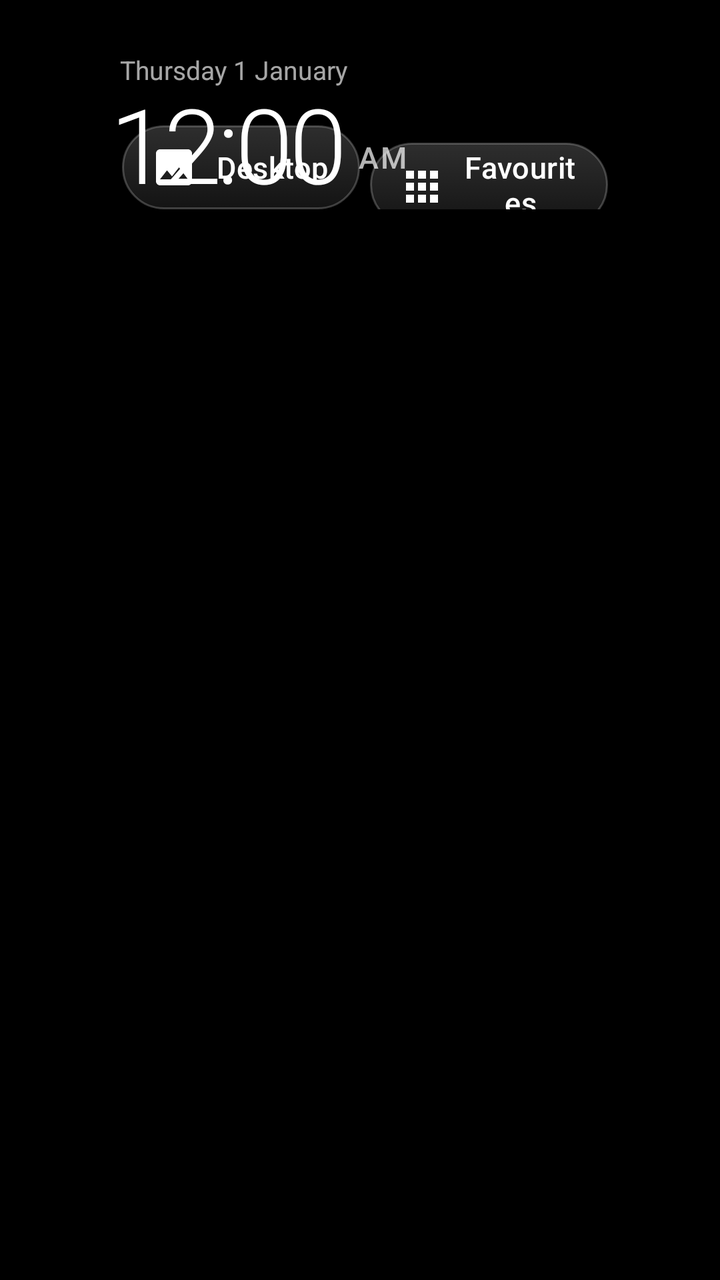
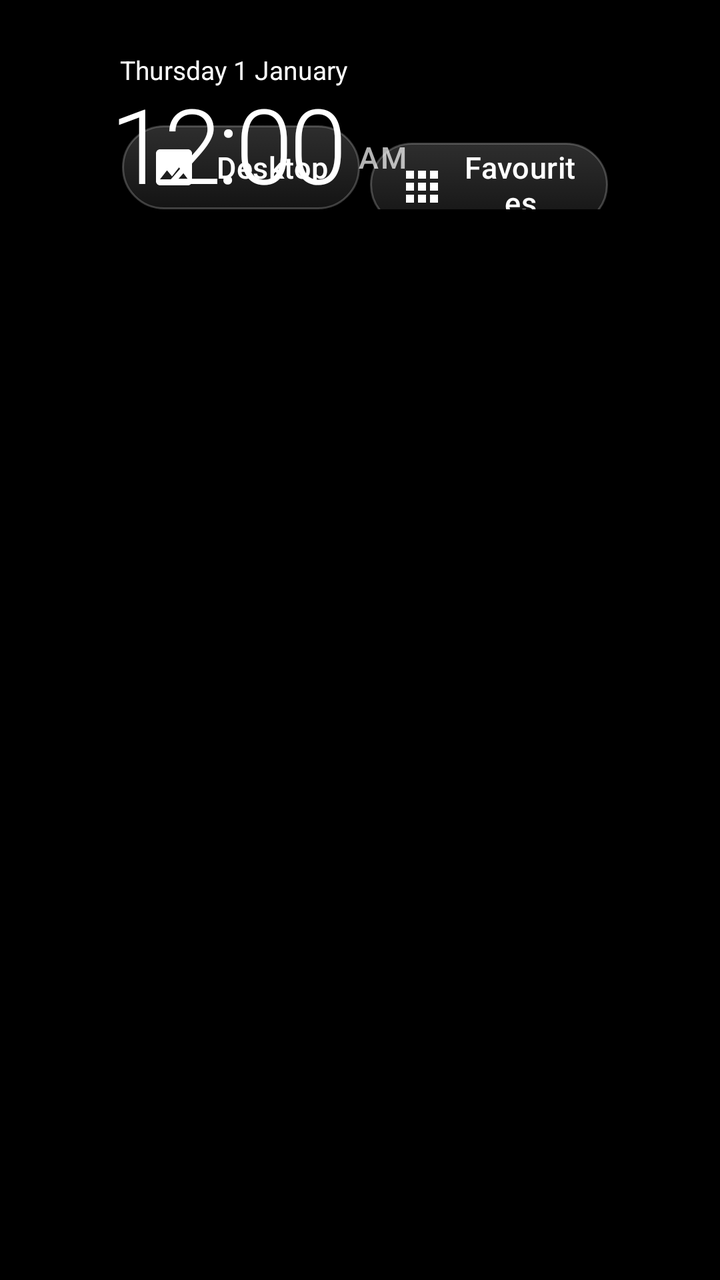

Two renders of the same Android screen: before a commit and after it. Below are the layout's source before the change and the commit's diff.
<!-- AndroidManifest.xml: application theme Theme.TvHome -->
<!-- res/layout/activity_main.xml -->
<?xml version="1.0" encoding="utf-8"?>
<FrameLayout xmlns:android="http://schemas.android.com/apk/res/android"
    android:id="@+id/root"
    android:layout_width="match_parent"
    android:layout_height="match_parent"
    android:background="#FF000000">

    
    <View
        android:id="@+id/ambient"
        android:layout_width="match_parent"
        android:layout_height="match_parent"
        android:alpha="0" />

    
    <TextView
        android:id="@+id/heroName"
        android:layout_width="wrap_content"
        android:layout_height="wrap_content"
        android:layout_marginStart="68dp"
        android:alpha="0"
        android:textColor="#FFFFFFFF"
        android:textSize="48sp"
        android:fontVariationSettings="'wght' 300"
        android:letterSpacing="-0.02"
        android:includeFontPadding="false"
        android:singleLine="true" />

    <LinearLayout
        android:layout_width="match_parent"
        android:layout_height="match_parent"
        android:orientation="vertical"
        android:paddingStart="56dp"
        android:paddingEnd="56dp"
        android:paddingTop="26dp">

        <RelativeLayout
            android:layout_width="match_parent"
            android:layout_height="wrap_content">


                
                <LinearLayout
                    android:id="@+id/dateRow"
                    android:layout_width="wrap_content"
                    android:layout_height="wrap_content"
                    android:layout_alignParentStart="true"
                    android:layout_marginStart="4dp"
                    android:orientation="horizontal"
                    android:gravity="center_vertical"
                    android:baselineAligned="true">

                    <TextClock
                        android:id="@+id/date"
                        android:layout_width="wrap_content"
                        android:layout_height="wrap_content"
                        android:format12Hour="@string/date_format"
                        android:format24Hour="@string/date_format"
                        android:textColor="#A6FFFFFF"
                        android:textSize="13sp"
                        android:fontVariationSettings="'wght' 400" />

                    <TextView
                        android:id="@+id/lunar"
                        android:layout_width="wrap_content"
                        android:layout_height="wrap_content"
                        android:layout_marginStart="10dp"
                        android:textColor="#8CFFFFFF"
                        android:textSize="12sp"
                        android:fontVariationSettings="'wght' 400"
                        android:visibility="gone" />
                </LinearLayout>

                <LinearLayout
                    android:id="@+id/clockRow"
                    android:layout_width="wrap_content"
                    android:layout_height="wrap_content"
                    android:layout_alignParentStart="true"
                    android:layout_below="@id/dateRow"
                    android:orientation="horizontal"
                    android:baselineAligned="true">

                    <TextClock
                        android:id="@+id/clock"
                        android:layout_width="wrap_content"
                        android:layout_height="wrap_content"
                        android:format12Hour="h:mm"
                        android:format24Hour="HH:mm"
                        android:textColor="#FFFFFFFF"
                        android:textSize="52sp"
                        android:fontVariationSettings="'wght' 300"
                        android:letterSpacing="-0.04"
                        android:includeFontPadding="false" />

                    <TextClock
                        android:id="@+id/ampm"
                        android:layout_width="wrap_content"
                        android:layout_height="wrap_content"
                        android:layout_marginStart="6dp"
                        android:layout_gravity="bottom"
                        android:layout_marginBottom="8dp"
                        android:format12Hour="a"
                        android:format24Hour=""
                        android:textColor="#B3FFFFFF"
                        android:textSize="15sp"
                        android:fontVariationSettings="'wght' 500"
                        android:letterSpacing="0.08"
                        android:textAllCaps="true" />

                    <View
                        android:id="@+id/clockDivider"
                        android:layout_width="0dp"
                        android:layout_height="0dp"
                        android:visibility="gone" />
                </LinearLayout>

        
    <LinearLayout
        android:id="@+id/weatherLine"
        android:layout_width="wrap_content"
        android:layout_height="wrap_content"
        android:layout_alignParentStart="true"
        android:layout_below="@id/clockRow"
        android:layout_marginTop="9dp"
        android:orientation="horizontal"
        android:gravity="center_vertical"
        android:background="@drawable/input_row_bg"
        android:paddingStart="9dp"
        android:paddingEnd="12dp"
        android:paddingTop="4dp"
        android:paddingBottom="4dp"
        android:focusable="true"
        android:focusableInTouchMode="true"
        android:nextFocusRight="@+id/btnWallpaper"
        android:visibility="gone">

        <ImageView
            android:id="@+id/weatherIcon"
            android:layout_width="19dp"
            android:layout_height="19dp"
            android:layout_marginEnd="7dp"
            android:duplicateParentState="true"
            android:tint="@drawable/pill_text"
            android:contentDescription="@null" />

        <TextView
            android:id="@+id/weatherText"
            android:layout_width="wrap_content"
            android:layout_height="wrap_content"
            android:duplicateParentState="true"
            android:textColor="@drawable/pill_text"
            android:textSize="14sp"
            android:fontVariationSettings="'wght' 400"
            android:letterSpacing="0.04" />
    </LinearLayout>
           >

            <LinearLayout
                android:id="@+id/topButtons"
                android:layout_width="wrap_content"
                android:layout_height="wrap_content"
                android:layout_alignParentEnd="true"
                android:layout_alignBottom="@id/clockRow"
                android:orientation="horizontal">

                <TextView
                    android:id="@+id/btnWallpaper"
                    style="@style/TopButton"
                    android:text="@string/desktop"
                    android:drawableStart="@drawable/ic_wallpaper"
                    android:nextFocusLeft="@+id/weatherLine"
                    android:nextFocusDown="@+id/grid" 
                    android:nextFocusRight="@+id/btnDock"/>

                <TextView
                    android:id="@+id/btnDock"
                    style="@style/TopButton"
                    android:text="@string/favourites"
                    android:drawableStart="@drawable/ic_dock"
                    android:nextFocusDown="@+id/grid" 
                    android:nextFocusRight="@+id/btnInputs"/>

                <TextView
                    android:id="@+id/btnInputs"
                    style="@style/TopButton"
                    android:text="@string/inputs"
                    android:drawableStart="@drawable/ic_input"
                    android:nextFocusDown="@+id/grid" 
                    android:nextFocusRight="@+id/btnWifi"/>

                <TextView
                    android:id="@+id/btnWifi"
                    style="@style/TopButton"
                    android:text="@string/wifi"
                    android:drawableStart="@drawable/ic_wifi"
                    android:nextFocusDown="@+id/grid" 
                    android:nextFocusRight="@+id/btnSettings"/>

                <TextView
                    android:id="@+id/btnSettings"
                    style="@style/TopButton"
                    android:text="@string/settings"
                    android:drawableStart="@drawable/ic_settings"
                    android:nextFocusDown="@+id/grid" 
                    android:nextFocusRight="@+id/btnLibrary"/>

                
                <ImageView
                    android:id="@+id/btnLibrary"
                    style="@style/TopButtonIcon"
                    android:contentDescription="@string/app_library"
                    android:src="@drawable/ic_apps"
                    android:tint="@drawable/pill_text"
                    android:nextFocusDown="@+id/grid"
                    android:nextFocusLeft="@+id/btnSettings" />
            </LinearLayout>


        </RelativeLayout>

        
        <FrameLayout
            android:layout_width="match_parent"
            android:layout_height="0dp"
            android:layout_weight="1"
            android:layout_marginTop="10dp">

            <androidx.recyclerview.widget.RecyclerView
                android:id="@+id/grid"
                android:layout_width="match_parent"
                android:layout_height="match_parent"
                android:paddingTop="10dp"
                android:paddingBottom="40dp"
                android:clipToPadding="false"
                android:clipChildren="false"
                android:overScrollMode="never"
                android:scrollbars="none"
                android:descendantFocusability="afterDescendants" />
        </FrameLayout>
    </LinearLayout>

    
    <com.gathin.tvhome.GlassView
        android:id="@+id/glass"
        android:layout_width="10dp"
        android:layout_height="10dp"
        android:alpha="0"
        android:importantForAccessibility="no" />
</FrameLayout>
<!-- resources referenced by this layout -->
<resources>
  <!-- drawable ic_apps (drawable) -->
  <?xml version="1.0" encoding="utf-8"?>
  <vector xmlns:android="http://schemas.android.com/apk/res/android"
      android:width="22dp" android:height="22dp"
      android:viewportWidth="24" android:viewportHeight="24">
      <path android:fillColor="#FFFFFFFF"
          android:pathData="M4,8h4V4H4v4zM10,20h4v-4h-4v4zM4,20h4v-4H4v4zM4,14h4v-4H4v4zM10,14h4v-4h-4v4zM16,4v4h4V4h-4zM10,8h4V4h-4v4zM16,14h4v-4h-4v4zM16,20h4v-4h-4v4z" />
  </vector>
  <!-- drawable ic_dock (drawable) -->
  <vector xmlns:android="http://schemas.android.com/apk/res/android"
      android:width="24dp"
      android:height="24dp"
      android:viewportWidth="24"
      android:viewportHeight="24"
      android:tint="#FFFFFFFF">
      <path
          android:fillColor="#FFFFFFFF"
          android:pathData="M4,5h4v4H4zM10,5h4v4h-4zM16,5h4v4h-4zM4,11h4v4H4zM10,11h4v4h-4zM16,11h4v4h-4zM4,17h4v4H4zM10,17h4v4h-4zM16,17h4v4h-4z" />
  </vector>
  <!-- drawable ic_input (drawable) -->
  <?xml version="1.0" encoding="utf-8"?>
  <vector xmlns:android="http://schemas.android.com/apk/res/android"
      android:width="22dp" android:height="22dp"
      android:viewportWidth="24" android:viewportHeight="24">
      <path android:fillColor="#FFFFFFFF"
          android:pathData="M18,7V4c0,-1.1 -0.9,-2 -2,-2H8C6.9,2 6,2.9 6,4v3H5v6l3,6v3h8v-3l3,-6V7H18zM8,4h8v3h-2V5h-1v2h-2V5h-1v2H8V4z" />
  </vector>
  <!-- drawable ic_wallpaper (drawable) -->
  <vector xmlns:android="http://schemas.android.com/apk/res/android"
      android:width="24dp"
      android:height="24dp"
      android:viewportWidth="24"
      android:viewportHeight="24"
      android:tint="#FFFFFFFF">
      <path
          android:fillColor="#FFFFFFFF"
          android:pathData="M21,19V5c0,-1.1 -0.9,-2 -2,-2H5c-1.1,0 -2,0.9 -2,2v14c0,1.1 0.9,2 2,2h14c1.1,0 2,-0.9 2,-2zM8.5,13.5l2.5,3.01L14.5,12l4.5,6H5l3.5,-4.5z" />
  </vector>
  <!-- drawable ic_wifi (drawable) -->
  <?xml version="1.0" encoding="utf-8"?>
  <vector xmlns:android="http://schemas.android.com/apk/res/android"
      android:width="22dp" android:height="22dp"
      android:viewportWidth="24" android:viewportHeight="24">
      <path android:fillColor="#FFFFFFFF"
          android:pathData="M1,9l2,2c4.97,-4.97 13.03,-4.97 18,0l2,-2C16.93,2.93 7.08,2.93 1,9zM9,17l3,3 3,-3c-1.65,-1.66 -4.34,-1.66 -6,0zM5,13l2,2c2.76,-2.76 7.24,-2.76 10,0l2,-2C15.14,9.14 8.87,9.14 5,13z" />
  </vector>
  <!-- drawable pill_text (drawable) -->
  <?xml version="1.0" encoding="utf-8"?>
  <selector xmlns:android="http://schemas.android.com/apk/res/android">
      <item android:state_focused="true" android:color="#FF111111" />
      <item android:color="#FFFFFFFF" />
  </selector>
  <string name="app_library">Add apps to the desk</string>
  <string name="date_format">EEEE  d MMMM</string>
  <string name="desktop">Desktop</string>
  <string name="favourites">Favourites</string>
  <string name="inputs">Inputs</string>
  <string name="settings">Settings</string>
  <string name="wifi">Wi-Fi</string>
  <style name="TopButtonIcon">
          <item name="android:layout_width">42dp</item>
          <item name="android:layout_height">42dp</item>
          <item name="android:layout_marginStart">5dp</item>
          <item name="android:background">@drawable/pill_bg</item>
          <item name="android:padding">10dp</item>
          <item name="android:scaleType">centerInside</item>
          <item name="android:focusable">true</item>
          <item name="android:clickable">true</item>
      </style>
  <style name="Theme.TvHome" parent="android:Theme.Material.NoActionBar.Fullscreen">
          <item name="android:windowBackground">@android:color/black</item>
          <item name="android:colorBackground">@android:color/black</item>
          <item name="android:windowAnimationStyle">@null</item>
      </style>
  <!-- unchanged entries left out for length: 4 -->
</resources>

<!-- the commit's change to res/layout/activity_main.xml (unified diff, before → after) -->
@@ -56,7 +56,7 @@
                         android:layout_height="wrap_content"
                         android:format12Hour="@string/date_format"
                         android:format24Hour="@string/date_format"
-                        android:textColor="#A6FFFFFF"
+                        android:textColor="#FFFFFFFF"
                         android:textSize="13sp"
                         android:fontVariationSettings="'wght' 400" />
 
@@ -65,7 +65,7 @@
                         android:layout_width="wrap_content"
                         android:layout_height="wrap_content"
                         android:layout_marginStart="10dp"
-                        android:textColor="#8CFFFFFF"
+                        android:textColor="#FFFFFFFF"
                         android:textSize="12sp"
                         android:fontVariationSettings="'wght' 400"
                         android:visibility="gone" />
